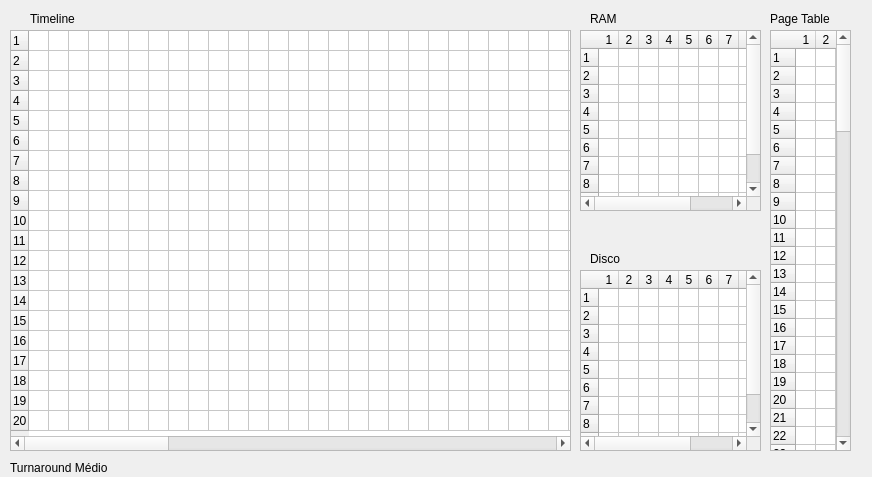
tysm/ossim, file src/simulator/simulationdialog.ui: the form before one commit.
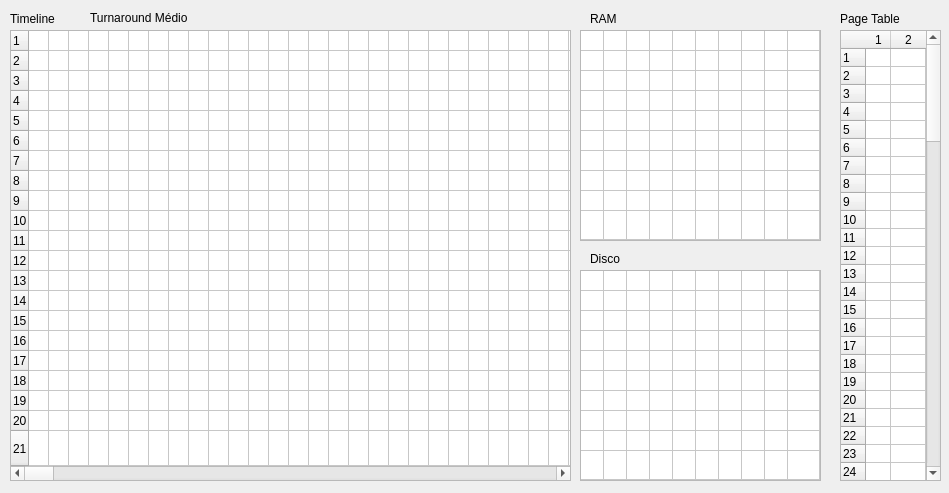
The form after the commit.

```diff
--- a/src/simulator/simulationdialog.ui
+++ b/src/simulator/simulationdialog.ui
@@ -6,20 +6,26 @@
    <rect>
     <x>0</x>
     <y>0</y>
-    <width>872</width>
-    <height>477</height>
+    <width>949</width>
+    <height>493</height>
    </rect>
   </property>
   <property name="windowTitle">
    <string>Dialog</string>
   </property>
-  <widget class="QTableWidget" name="procTable">
+  <property name="modal">
+   <bool>true</bool>
+  </property>
+  <widget class="QTableWidget" name="timelineTable">
+   <property name="enabled">
+    <bool>true</bool>
+   </property>
    <property name="geometry">
     <rect>
      <x>10</x>
      <y>30</y>
      <width>561</width>
-     <height>421</height>
+     <height>451</height>
     </rect>
    </property>
    <property name="lineWidth">
@@ -32,10 +38,10 @@
     <enum>Qt::SolidLine</enum>
    </property>
    <property name="rowCount">
-    <number>20</number>
+    <number>21</number>
    </property>
    <property name="columnCount">
-    <number>100</number>
+    <number>500</number>
    </property>
    <attribute name="horizontalHeaderVisible">
     <bool>false</bool>
@@ -55,6 +61,9 @@
    <attribute name="verticalHeaderDefaultSectionSize">
     <number>20</number>
    </attribute>
+   <attribute name="verticalHeaderStretchLastSection">
+    <bool>true</bool>
+   </attribute>
    <row/>
    <row/>
    <row/>
@@ -75,6 +84,407 @@
    <row/>
    <row/>
    <row/>
+   <row/>
+   <column/>
+   <column/>
+   <column/>
+   <column/>
+   <column/>
+   <column/>
+   <column/>
+   <column/>
+   <column/>
+   <column/>
+   <column/>
+   <column/>
+   <column/>
+   <column/>
+   <column/>
+   <column/>
+   <column/>
+   <column/>
+   <column/>
+   <column/>
+   <column/>
+   <column/>
+   <column/>
+   <column/>
+   <column/>
+   <column/>
+   <column/>
+   <column/>
+   <column/>
+   <column/>
+   <column/>
+   <column/>
+   <column/>
+   <column/>
+   <column/>
+   <column/>
+   <column/>
+   <column/>
+   <column/>
+   <column/>
+   <column/>
+   <column/>
+   <column/>
+   <column/>
+   <column/>
+   <column/>
+   <column/>
+   <column/>
+   <column/>
+   <column/>
+   <column/>
+   <column/>
+   <column/>
+   <column/>
+   <column/>
+   <column/>
+   <column/>
+   <column/>
+   <column/>
+   <column/>
+   <column/>
+   <column/>
+   <column/>
+   <column/>
+   <column/>
+   <column/>
+   <column/>
+   <column/>
+   <column/>
+   <column/>
+   <column/>
+   <column/>
+   <column/>
+   <column/>
+   <column/>
+   <column/>
+   <column/>
+   <column/>
+   <column/>
+   <column/>
+   <column/>
+   <column/>
+   <column/>
+   <column/>
+   <column/>
+   <column/>
+   <column/>
+   <column/>
+   <column/>
+   <column/>
+   <column/>
+   <column/>
+   <column/>
+   <column/>
+   <column/>
+   <column/>
+   <column/>
+   <column/>
+   <column/>
+   <column/>
+   <column/>
+   <column/>
+   <column/>
+   <column/>
+   <column/>
+   <column/>
+   <column/>
+   <column/>
+   <column/>
+   <column/>
+   <column/>
+   <column/>
+   <column/>
+   <column/>
+   <column/>
+   <column/>
+   <column/>
+   <column/>
+   <column/>
+   <column/>
+   <column/>
+   <column/>
+   <column/>
+   <column/>
+   <column/>
+   <column/>
+   <column/>
+   <column/>
+   <column/>
+   <column/>
+   <column/>
+   <column/>
+   <column/>
+   <column/>
+   <column/>
+   <column/>
+   <column/>
+   <column/>
+   <column/>
+   <column/>
+   <column/>
+   <column/>
+   <column/>
+   <column/>
+   <column/>
+   <column/>
+   <column/>
+   <column/>
+   <column/>
+   <column/>
+   <column/>
+   <column/>
+   <column/>
+   <column/>
+   <column/>
+   <column/>
+   <column/>
+   <column/>
+   <column/>
+   <column/>
+   <column/>
+   <column/>
+   <column/>
+   <column/>
+   <column/>
+   <column/>
+   <column/>
+   <column/>
+   <column/>
+   <column/>
+   <column/>
+   <column/>
+   <column/>
+   <column/>
+   <column/>
+   <column/>
+   <column/>
+   <column/>
+   <column/>
+   <column/>
+   <column/>
+   <column/>
+   <column/>
+   <column/>
+   <column/>
+   <column/>
+   <column/>
+   <column/>
+   <column/>
+   <column/>
+   <column/>
+   <column/>
+   <column/>
+   <column/>
+   <column/>
+   <column/>
+   <column/>
+   <column/>
+   <column/>
+   <column/>
+   <column/>
+   <column/>
+   <column/>
+   <column/>
+   <column/>
+   <column/>
+   <column/>
+   <column/>
+   <column/>
+   <column/>
+   <column/>
+   <column/>
+   <column/>
+   <column/>
+   <column/>
+   <column/>
+   <column/>
+   <column/>
+   <column/>
+   <column/>
+   <column/>
+   <column/>
+   <column/>
+   <column/>
+   <column/>
+   <column/>
+   <column/>
+   <column/>
+   <column/>
+   <column/>
+   <column/>
+   <column/>
+   <column/>
+   <column/>
+   <column/>
+   <column/>
+   <column/>
+   <column/>
+   <column/>
+   <column/>
+   <column/>
+   <column/>
+   <column/>
+   <column/>
+   <column/>
+   <column/>
+   <column/>
+   <column/>
+   <column/>
+   <column/>
+   <column/>
+   <column/>
+   <column/>
+   <column/>
+   <column/>
+   <column/>
+   <column/>
+   <column/>
+   <column/>
+   <column/>
+   <column/>
+   <column/>
+   <column/>
+   <column/>
+   <column/>
+   <column/>
+   <column/>
+   <column/>
+   <column/>
+   <column/>
+   <column/>
+   <column/>
+   <column/>
+   <column/>
+   <column/>
+   <column/>
+   <column/>
+   <column/>
+   <column/>
+   <column/>
+   <column/>
+   <column/>
+   <column/>
+   <column/>
+   <column/>
+   <column/>
+   <column/>
+   <column/>
+   <column/>
+   <column/>
+   <column/>
+   <column/>
+   <column/>
+   <column/>
+   <column/>
+   <column/>
+   <column/>
+   <column/>
+   <column/>
+   <column/>
+   <column/>
+   <column/>
+   <column/>
+   <column/>
+   <column/>
+   <column/>
+   <column/>
+   <column/>
+   <column/>
+   <column/>
+   <column/>
+   <column/>
+   <column/>
+   <column/>
+   <column/>
+   <column/>
+   <column/>
+   <column/>
+   <column/>
+   <column/>
+   <column/>
+   <column/>
+   <column/>
+   <column/>
+   <column/>
+   <column/>
+   <column/>
+   <column/>
+   <column/>
+   <column/>
+   <column/>
+   <column/>
+   <column/>
+   <column/>
+   <column/>
+   <column/>
+   <column/>
+   <column/>
+   <column/>
+   <column/>
+   <column/>
+   <column/>
+   <column/>
+   <column/>
+   <column/>
+   <column/>
+   <column/>
+   <column/>
+   <column/>
+   <column/>
+   <column/>
+   <column/>
+   <column/>
+   <column/>
+   <column/>
+   <column/>
+   <column/>
+   <column/>
+   <column/>
+   <column/>
+   <column/>
+   <column/>
+   <column/>
+   <column/>
+   <column/>
+   <column/>
+   <column/>
+   <column/>
+   <column/>
+   <column/>
+   <column/>
+   <column/>
+   <column/>
+   <column/>
+   <column/>
+   <column/>
+   <column/>
+   <column/>
+   <column/>
+   <column/>
+   <column/>
+   <column/>
+   <column/>
+   <column/>
+   <column/>
+   <column/>
+   <column/>
+   <column/>
+   <column/>
+   <column/>
+   <column/>
+   <column/>
+   <column/>
+   <column/>
+   <column/>
+   <column/>
+   <column/>
+   <column/>
+   <column/>
+   <column/>
    <column/>
    <column/>
    <column/>
@@ -181,8 +591,8 @@
     <rect>
      <x>580</x>
      <y>30</y>
-     <width>181</width>
-     <height>181</height>
+     <width>241</width>
+     <height>211</height>
     </rect>
    </property>
    <property name="autoScroll">
@@ -203,14 +613,44 @@
    <property name="columnCount">
     <number>10</number>
    </property>
+   <attribute name="horizontalHeaderVisible">
+    <bool>false</bool>
+   </attribute>
+   <attribute name="horizontalHeaderCascadingSectionResizes">
+    <bool>false</bool>
+   </attribute>
    <attribute name="horizontalHeaderDefaultSectionSize">
-    <number>15</number>
+    <number>23</number>
+   </attribute>
+   <attribute name="horizontalHeaderHighlightSections">
+    <bool>true</bool>
    </attribute>
    <attribute name="horizontalHeaderMinimumSectionSize">
     <number>20</number>
    </attribute>
+   <attribute name="horizontalHeaderShowSortIndicator" stdset="0">
+    <bool>false</bool>
+   </attribute>
+   <attribute name="horizontalHeaderStretchLastSection">
+    <bool>true</bool>
+   </attribute>
+   <attribute name="verticalHeaderVisible">
+    <bool>false</bool>
+   </attribute>
+   <attribute name="verticalHeaderCascadingSectionResizes">
+    <bool>false</bool>
+   </attribute>
    <attribute name="verticalHeaderDefaultSectionSize">
-    <number>15</number>
+    <number>20</number>
+   </attribute>
+   <attribute name="verticalHeaderHighlightSections">
+    <bool>true</bool>
+   </attribute>
+   <attribute name="verticalHeaderShowSortIndicator" stdset="0">
+    <bool>false</bool>
+   </attribute>
+   <attribute name="verticalHeaderStretchLastSection">
+    <bool>true</bool>
    </attribute>
    <row/>
    <row/>
@@ -238,8 +678,8 @@
     <rect>
      <x>580</x>
      <y>270</y>
-     <width>181</width>
-     <height>181</height>
+     <width>241</width>
+     <height>211</height>
     </rect>
    </property>
    <property name="autoScroll">
@@ -260,14 +700,32 @@
    <property name="columnCount">
     <number>10</number>
    </property>
+   <attribute name="horizontalHeaderVisible">
+    <bool>false</bool>
+   </attribute>
+   <attribute name="horizontalHeaderCascadingSectionResizes">
+    <bool>false</bool>
+   </attribute>
    <attribute name="horizontalHeaderDefaultSectionSize">
-    <number>15</number>
+    <number>23</number>
    </attribute>
    <attribute name="horizontalHeaderMinimumSectionSize">
     <number>20</number>
    </attribute>
+   <attribute name="horizontalHeaderShowSortIndicator" stdset="0">
+    <bool>false</bool>
+   </attribute>
+   <attribute name="horizontalHeaderStretchLastSection">
+    <bool>true</bool>
+   </attribute>
+   <attribute name="verticalHeaderVisible">
+    <bool>false</bool>
+   </attribute>
    <attribute name="verticalHeaderDefaultSectionSize">
-    <number>15</number>
+    <number>20</number>
+   </attribute>
+   <attribute name="verticalHeaderStretchLastSection">
+    <bool>true</bool>
    </attribute>
    <row/>
    <row/>
@@ -319,7 +777,7 @@
   <widget class="QLabel" name="label_3">
    <property name="geometry">
     <rect>
-     <x>30</x>
+     <x>10</x>
      <y>10</y>
      <width>54</width>
      <height>17</height>
@@ -332,10 +790,10 @@
   <widget class="QTableWidget" name="pageTable">
    <property name="geometry">
     <rect>
-     <x>770</x>
+     <x>840</x>
      <y>30</y>
-     <width>81</width>
-     <height>421</height>
+     <width>101</width>
+     <height>451</height>
     </rect>
    </property>
    <property name="rowCount">
@@ -345,11 +803,23 @@
     <number>2</number>
    </property>
    <attribute name="horizontalHeaderDefaultSectionSize">
-    <number>15</number>
+    <number>25</number>
+   </attribute>
+   <attribute name="horizontalHeaderStretchLastSection">
+    <bool>true</bool>
+   </attribute>
+   <attribute name="verticalHeaderCascadingSectionResizes">
+    <bool>false</bool>
    </attribute>
    <attribute name="verticalHeaderDefaultSectionSize">
     <number>15</number>
    </attribute>
+   <attribute name="verticalHeaderShowSortIndicator" stdset="0">
+    <bool>false</bool>
+   </attribute>
+   <attribute name="verticalHeaderStretchLastSection">
+    <bool>false</bool>
+   </attribute>
    <row/>
    <row/>
    <row/>
@@ -456,7 +926,7 @@
   <widget class="QLabel" name="label_4">
    <property name="geometry">
     <rect>
-     <x>770</x>
+     <x>840</x>
      <y>10</y>
      <width>71</width>
      <height>17</height>
@@ -469,8 +939,8 @@
   <widget class="QLabel" name="responseLabel">
    <property name="geometry">
     <rect>
-     <x>10</x>
-     <y>460</y>
+     <x>90</x>
+     <y>10</y>
      <width>281</width>
      <height>16</height>
     </rect>
```
Left out of the diff: 14 changed lines with no effect on the pictures.
